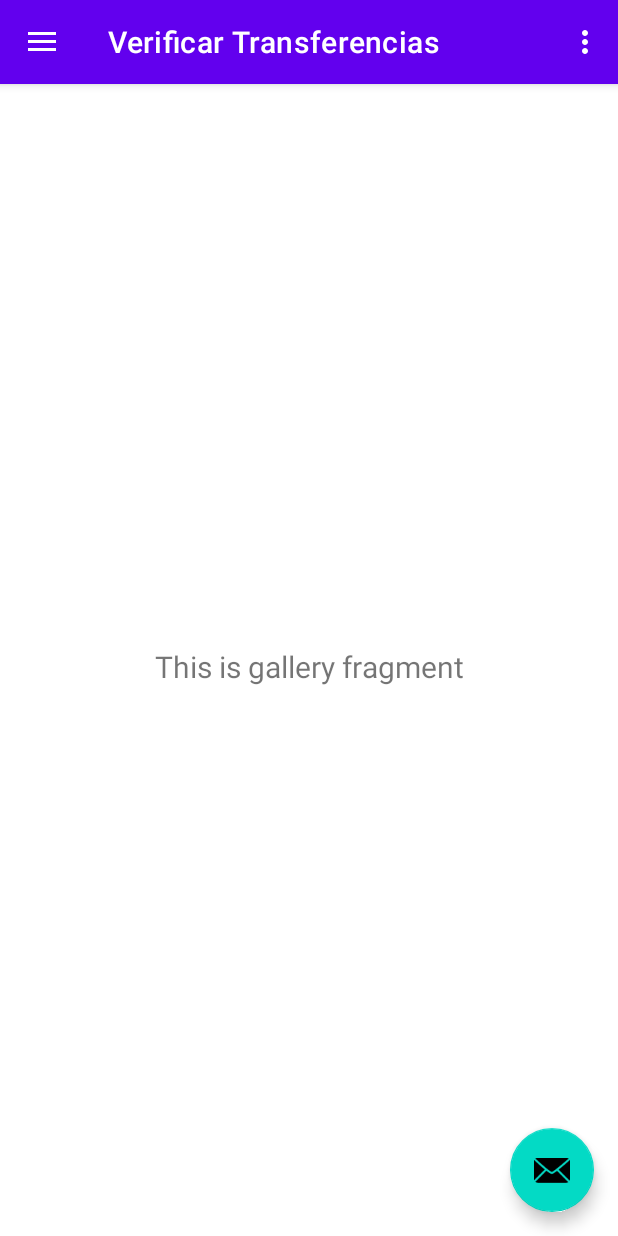
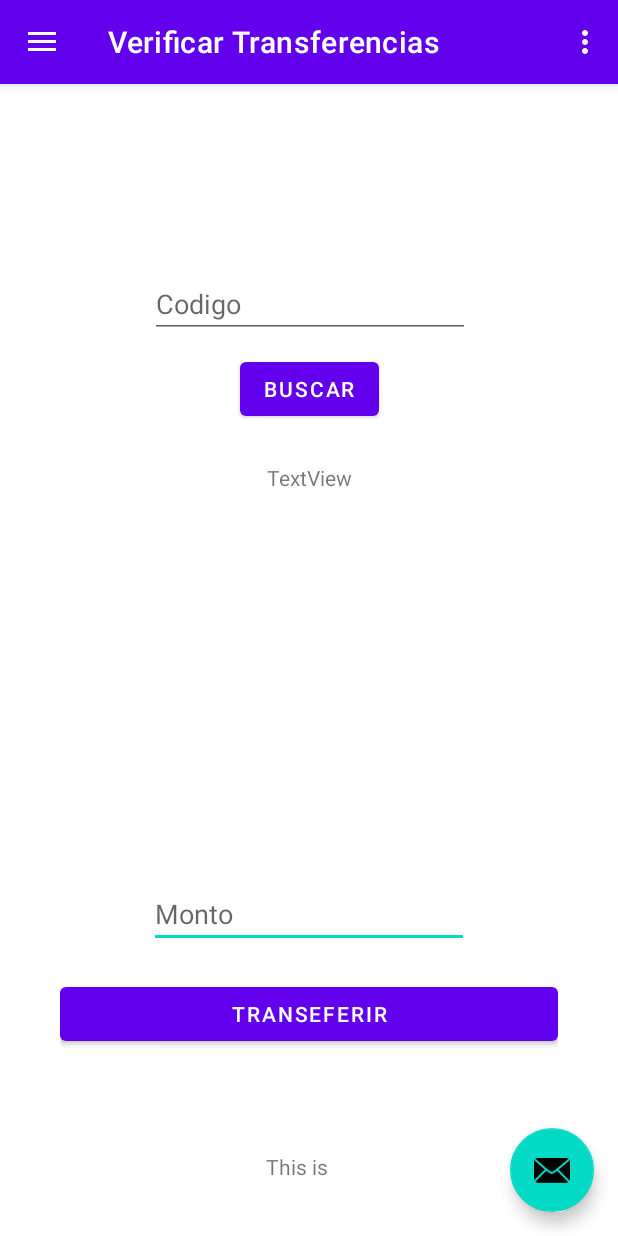
Before and after one commit to kevinanyoza/appmoviles, an Android app: the screen it shows after launch (MainActivity), in the side drawer, after a tap on "Verificar Transferencias", on a phone screen of 412 x 824 dp. Run offline under Robolectric (Android 15) with nearby library versions, the phone set to English and light mode, and no system bars; our stand-ins replace Volley, navigation-ui.

Commit message:
transfer
trasnferir

```diff
--- a/app/build.gradle
+++ b/app/build.gradle
@@ -30,6 +30,7 @@
 
 dependencies {
 
+    implementation 'com.android.volley:volley:1.1.1'
     implementation 'androidx.appcompat:appcompat:1.2.0'
     implementation 'com.google.android.material:material:1.2.1'
     implementation 'androidx.constraintlayout:constraintlayout:2.0.4'
--- a/app/src/main/AndroidManifest.xml
+++ b/app/src/main/AndroidManifest.xml
@@ -1,6 +1,11 @@
 <?xml version="1.0" encoding="utf-8"?>
-<manifest xmlns:android="http://schemas.android.com/apk/res/android"
+<manifest
+    xmlns:android="http://schemas.android.com/apk/res/android"
     package="com.example.apptransporte1">
+
+    <uses-permission android:name="android.permission.INTERNET">
+
+    </uses-permission>
 
     <application
         android:allowBackup="true"
@@ -8,6 +13,7 @@
         android:label="@string/app_name"
         android:roundIcon="@mipmap/ic_launcher_round"
         android:supportsRtl="true"
+        android:usesCleartextTraffic="true"
         android:theme="@style/Theme.AppTransporte1">
         <activity
             android:name=".MainActivity"
--- a/app/src/main/java/com/example/apptransporte1/ui/gallery/GalleryFragment.java
+++ b/app/src/main/java/com/example/apptransporte1/ui/gallery/GalleryFragment.java
@@ -1,10 +1,18 @@
 package com.example.apptransporte1.ui.gallery;
 
+import android.app.AlertDialog;
+import android.app.ProgressDialog;
+import android.content.DialogInterface;
 import android.os.Bundle;
 import android.view.LayoutInflater;
 import android.view.View;
 import android.view.ViewGroup;
+import android.widget.ArrayAdapter;
+import android.widget.Button;
+import android.widget.EditText;
+import android.widget.ListView;
 import android.widget.TextView;
+import android.widget.Toast;
 
 import androidx.annotation.NonNull;
 import androidx.annotation.Nullable;
@@ -12,24 +20,100 @@
 import androidx.lifecycle.Observer;
 import androidx.lifecycle.ViewModelProvider;
 
+import com.android.volley.Request;
+import com.android.volley.Response;
+import com.android.volley.VolleyError;
+import com.android.volley.toolbox.StringRequest;
+import com.example.apptransporte1.MainActivity;
 import com.example.apptransporte1.R;
+
+import org.json.JSONArray;
+import org.json.JSONException;
+import org.json.JSONObject;
+
+import java.util.ArrayList;
+import java.util.List;
 
 public class GalleryFragment extends Fragment {
 
     private GalleryViewModel galleryViewModel;
+
+    ProgressDialog progressDoalog;
+
+    EditText txtCodigo;
+    EditText txtMonto;
+    Button btnTransferir;
+    Button btnBuscar;
+    TextView txtnombre;
 
     public View onCreateView(@NonNull LayoutInflater inflater,
                              ViewGroup container, Bundle savedInstanceState) {
         galleryViewModel =
                 new ViewModelProvider(this).get(GalleryViewModel.class);
         View root = inflater.inflate(R.layout.fragment_gallery, container, false);
-        final TextView textView = root.findViewById(R.id.text_gallery);
+        final TextView textView = root.findViewById(R.id.editTextNumber);
         galleryViewModel.getText().observe(getViewLifecycleOwner(), new Observer<String>() {
             @Override
             public void onChanged(@Nullable String s) {
                 textView.setText(s);
             }
         });
+
+        txtCodigo = root.findViewById(R.id.txtCodigo);
+        txtMonto = root.findViewById(R.id.txtMonto);
+        btnTransferir = root.findViewById(R.id.btnTransferir);
+        btnBuscar = root.findViewById(R.id.btnBuscar);
+        txtnombre = root.findViewById(R.id.txtnombre);
+        btnBuscar.setOnClickListener(new View.OnClickListener() {
+            @Override
+            public void onClick(View view) {
+                buscarcodigo();
+            }
+        });
+
         return root;
+
     }
+
+    private void buscarcodigo() {
+        String codigo = txtCodigo.getText().toString();
+        String url = "http://aplicacionanyoza.atwebpages.com/index.php/usuario/" + codigo;
+        showdialog();
+        StringRequest peticion = new StringRequest(Request.Method.GET, url, new Response.Listener<String>() {
+            @Override
+            public void onResponse(String response) {
+                try {
+                    JSONArray arreglo = new JSONArray(response);
+                    List<String> items = new ArrayList<>();
+                    for (int i = 0; i < arreglo.length(); i++) {
+                        JSONObject objeto = arreglo.getJSONObject(i);
+                    txtnombre.setText("nombre: "+objeto.getString("nombres"));
+                    }
+
+
+
+                } catch (JSONException e) {
+                    Toast.makeText(getActivity(), e.getMessage(), Toast.LENGTH_SHORT).show();
+                }
+                progressDoalog.dismiss();
+            }
+
+        },  new Response.ErrorListener() {
+            @Override
+            public void onErrorResponse(VolleyError error) {
+                Toast.makeText(getActivity(), error.getMessage(), Toast.LENGTH_SHORT).show();
+            }
+        });
+
+    }
+
+    private void showdialog() {
+
+        progressDoalog = new ProgressDialog(getActivity());
+        progressDoalog.setMessage("Its loading....");
+        progressDoalog.setTitle("ProgressDialog bar example");
+        progressDoalog.show();
+    }
+
+
 }
--- a/app/src/main/res/layout/fragment_gallery.xml
+++ b/app/src/main/res/layout/fragment_gallery.xml
@@ -1,22 +1,84 @@
 <?xml version="1.0" encoding="utf-8"?>
-<androidx.constraintlayout.widget.ConstraintLayout xmlns:android="http://schemas.android.com/apk/res/android"
+<androidx.constraintlayout.widget.ConstraintLayout
+    xmlns:android="http://schemas.android.com/apk/res/android"
     xmlns:app="http://schemas.android.com/apk/res-auto"
     xmlns:tools="http://schemas.android.com/tools"
     android:layout_width="match_parent"
     android:layout_height="match_parent"
-    tools:context=".ui.gallery.GalleryFragment">
+    tools:context=".ui.gallery.GalleryFragment"
+
+    android:layout_margin="40dp">
+
+    <Button
+        android:id="@+id/btnTransferir"
+        android:layout_width="match_parent"
+        android:layout_height="wrap_content"
+        android:layout_marginBottom="84dp"
+        android:text="Transeferir"
+        app:layout_constraintBottom_toBottomOf="parent"
+        app:layout_constraintEnd_toEndOf="parent"
+        app:layout_constraintHorizontal_bias="0.498"
+        app:layout_constraintStart_toStartOf="parent">
+    </Button>
+
+    <EditText
+        android:id="@+id/txtMonto"
+        android:layout_width="wrap_content"
+        android:layout_height="wrap_content"
+        android:layout_marginBottom="20dp"
+        android:ems="10"
+        android:hint="Monto"
+        android:inputType="number"
+        app:layout_constraintBottom_toTopOf="@+id/btnTransferir"
+        app:layout_constraintEnd_toEndOf="parent"
+        app:layout_constraintStart_toStartOf="parent">
+    </EditText>
+
+    <EditText
+        android:id="@+id/txtCodigo"
+        android:layout_width="wrap_content"
+        android:layout_height="wrap_content"
+        android:layout_marginTop="84dp"
+        android:ems="10"
+        android:inputType="textPersonName"
+        android:hint="Codigo"
+        app:layout_constraintEnd_toEndOf="parent"
+        app:layout_constraintHorizontal_bias="0.504"
+        app:layout_constraintStart_toStartOf="parent"
+        app:layout_constraintTop_toTopOf="parent" />
 
     <TextView
-        android:id="@+id/text_gallery"
-        android:layout_width="match_parent"
-        android:layout_height="wrap_content"
-        android:layout_marginStart="8dp"
-        android:layout_marginTop="8dp"
-        android:layout_marginEnd="8dp"
-        android:textAlignment="center"
-        android:textSize="20sp"
+        android:id="@+id/editTextNumber"
+        android:layout_width="57dp"
+        android:layout_height="16dp"
+        android:text="TextView"
         app:layout_constraintBottom_toBottomOf="parent"
         app:layout_constraintEnd_toEndOf="parent"
+        app:layout_constraintStart_toStartOf="parent" />
+
+    <Button
+        android:id="@+id/btnBuscar"
+        android:layout_width="wrap_content"
+        android:layout_height="wrap_content"
+        android:layout_marginTop="10dp"
+        android:text="Buscar"
+        app:layout_constraintEnd_toEndOf="parent"
         app:layout_constraintStart_toStartOf="parent"
-        app:layout_constraintTop_toTopOf="parent" />
+        app:layout_constraintTop_toBottomOf="@+id/txtCodigo">
+
+    </Button>
+
+    <TextView
+        android:id="@+id/txtnombre"
+        android:layout_width="wrap_content"
+        android:layout_height="wrap_content"
+        android:layout_marginTop="25dp"
+        android:text="TextView"
+        app:layout_constraintEnd_toEndOf="parent"
+        app:layout_constraintStart_toStartOf="parent"
+        app:layout_constraintTop_toBottomOf="@+id/btnBuscar">
+
+    </TextView>
+
+
 </androidx.constraintlayout.widget.ConstraintLayout>
--- a/build.gradle
+++ b/build.gradle
@@ -5,7 +5,7 @@
         jcenter()
     }
     dependencies {
-        classpath "com.android.tools.build:gradle:4.1.0"
+        classpath 'com.android.tools.build:gradle:4.1.1'
 
         // NOTE: Do not place your application dependencies here; they belong
         // in the individual module build.gradle files
```
Also changed, not shown: app/src/main/java/com/example/apptransporte1/MainActivity.java (+25 -0 lines).
